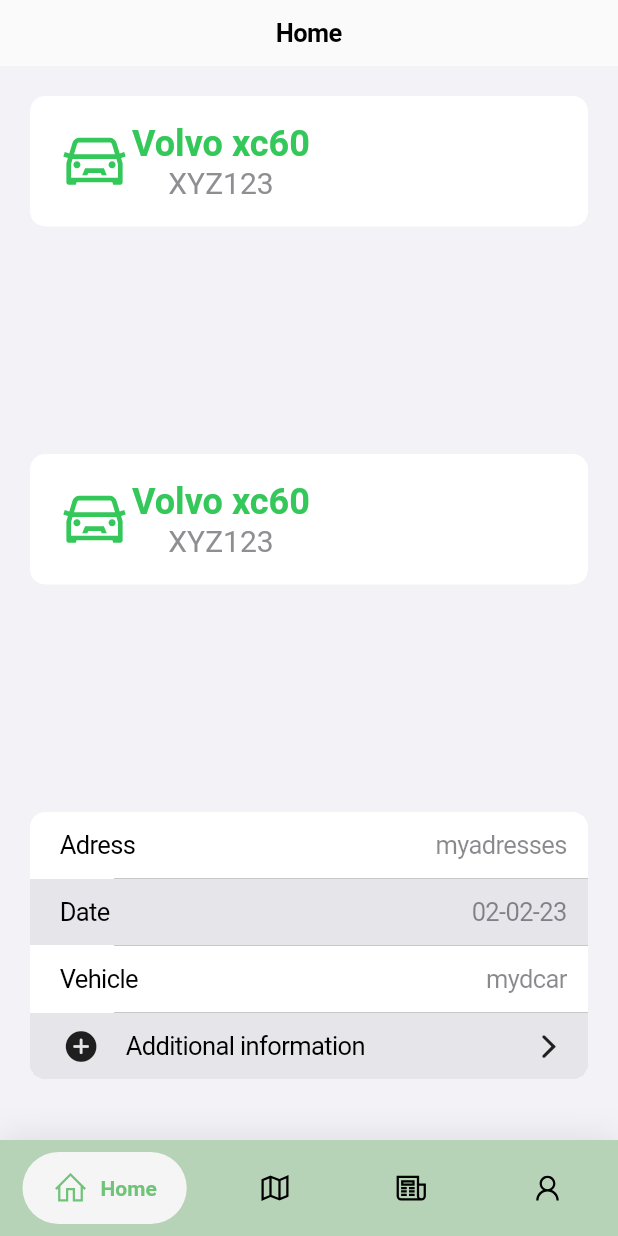
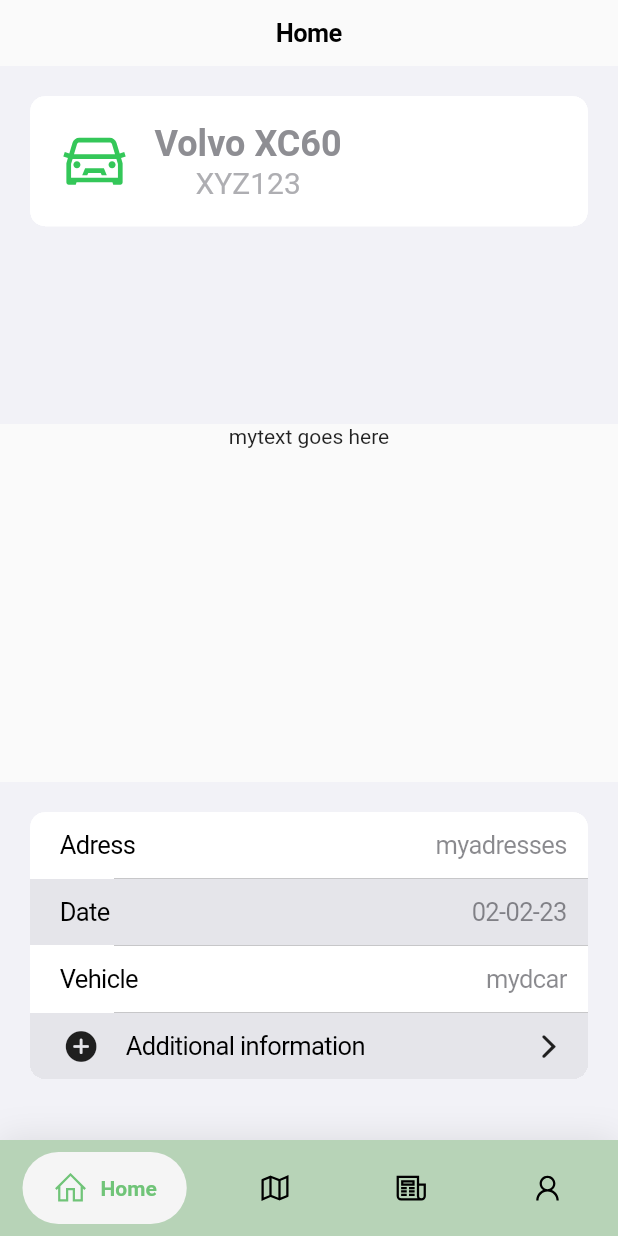
Before and after one commit to lithium-lamp/Flutter-proj-git-functionality, a Flutter app: the screen it shows after launch, on a phone screen of 412 x 824 dp. Run offline on Flutter 3.47's test engine with Material 2 defaults, Android fonts, the phone set to English and light mode, and no system bars; drawn by our look-alikes of google_nav_bar; our stand-ins replace google_maps_flutter, line_icons.

Commit message:
modified:   proj_git_functionality/lib/screens/home_screen.dart 	modified:   proj_git_functionality/lib/widgets/vehicle_widget.dart

```diff
--- a/proj_git_functionality/lib/screens/home_screen.dart
+++ b/proj_git_functionality/lib/screens/home_screen.dart
@@ -14,19 +14,13 @@
       child: Column(
         children: [
           Expanded(
-            child: Center(
-              child: VehicleWidget(key: Key('myvehicle1'), icon: LineIcons.car, title: 'Volvo xc60', text: 'XYZ123')
-            ),
+            child: VehicleWidget(key: Key('myvehicle1'), icon: LineIcons.car, title: 'Volvo XC60', text: 'XYZ123'),
           ),
           Expanded(
-            child: Center(
-              child: VehicleWidget(key: Key('vehicle1'), icon: LineIcons.car, title: 'Volvo xc60', text: 'XYZ123')
-            ),
+            child: Text('mytext goes here'),
           ),
           Expanded(
-            child: Center(
-              child: HistoryWidget(key: Key('main1'), adress: 'myadresses', date: '02-02-23', vehicle: 'mydcar')
-            ),
+            child: HistoryWidget(key: Key('main1'), adress: 'myadresses', date: '02-02-23', vehicle: 'mydcar'),
           ),
         ],
       ),
--- a/proj_git_functionality/lib/widgets/vehicle_widget.dart
+++ b/proj_git_functionality/lib/widgets/vehicle_widget.dart
@@ -20,10 +20,9 @@
         // Add your functionality here
       },
       child: CupertinoListSection.insetGrouped(
-        //padding: const EdgeInsets.symmetric(horizontal: 12, vertical: 8),
         children: [
           Padding(
-            padding: const EdgeInsets.all(18.0),
+            padding: const EdgeInsets.all(18),
             child: Row(
               children: [
                 Icon(
@@ -31,24 +30,27 @@
                   size: 50,
                   color: CupertinoColors.activeGreen,
                 ),
-                Column(
+                Padding(
+                  padding: const EdgeInsets.only(left: 15),
+                  child: Column(
                     children: [
                       Text(title,
                         style: const TextStyle(
                           fontSize: 24,
                           fontWeight: FontWeight.bold,
-                        color: CupertinoColors.activeGreen,
+                          color: CupertinoColors.systemGrey,
                         )
                       ),
                       Text(
                         text,
                         style: const TextStyle(
                           fontSize: 20,
-                        color: CupertinoColors.systemGrey,
+                          color: CupertinoColors.systemGrey2,
                         ),
                       )
                     ],
-                )
+                  ),
+                ),
               ],
             ),
           )
```
Lines whose indentation alone changed are shown as unchanged.
